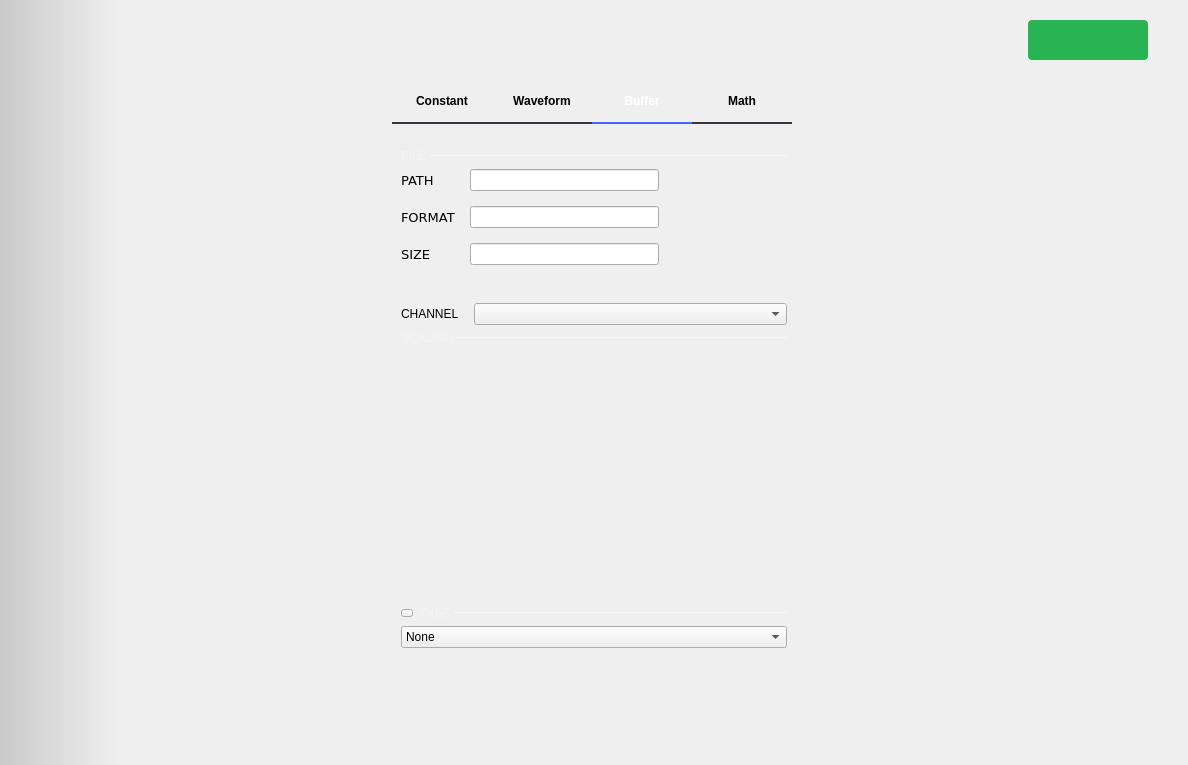
Old version of the form ui/signal_generator.ui in the repository analogdevicesinc/scopy.
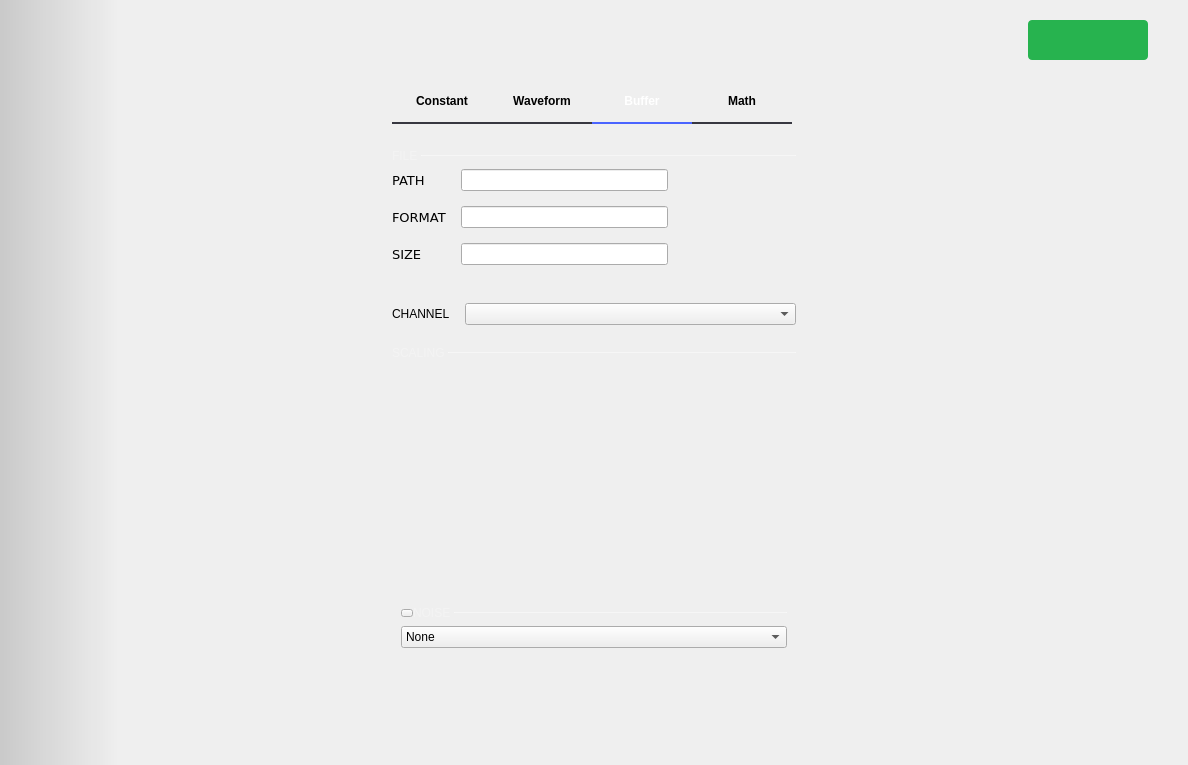
New version of the form. The open tabs and pages were chosen to show the change. Icons and pictures are not drawn. Custom widgets are drawn as their Qt base class.

Commit message: ui/signal_generator.ui: Fix spacing in the buffer tab and the math tab.

Patch:
```diff
--- a/ui/signal_generator.ui
+++ b/ui/signal_generator.ui
@@ -452,7 +452,7 @@
                  </widget>
                  <widget class="QWidget" name="tabBuffer">
                   <property name="sizePolicy">
-                   <sizepolicy hsizetype="Preferred" vsizetype="Maximum">
+                   <sizepolicy hsizetype="Maximum" vsizetype="Maximum">
                     <horstretch>0</horstretch>
                     <verstretch>0</verstretch>
                    </sizepolicy>
@@ -461,9 +461,15 @@
                    <string>Buffer</string>
                   </attribute>
                   <layout class="QVBoxLayout" name="verticalLayout">
+                   <property name="leftMargin">
+                    <number>0</number>
+                   </property>
                    <property name="topMargin">
                     <number>25</number>
                    </property>
+                   <property name="rightMargin">
+                    <number>0</number>
+                   </property>
                    <item>
                     <layout class="QHBoxLayout" name="horizontalLayout_10">
                      <property name="spacing">
@@ -520,8 +526,14 @@
                      <property name="topMargin">
                       <number>0</number>
                      </property>
+                     <property name="rightMargin">
+                      <number>0</number>
+                     </property>
                      <item>
                       <layout class="QFormLayout" name="formLayout">
+                       <property name="fieldGrowthPolicy">
+                        <enum>QFormLayout::AllNonFixedFieldsGrow</enum>
+                       </property>
                        <property name="horizontalSpacing">
                         <number>15</number>
                        </property>
@@ -536,6 +548,12 @@
                        </property>
                        <item row="0" column="0">
                         <widget class="QLabel" name="label_5">
+                         <property name="sizePolicy">
+                          <sizepolicy hsizetype="Preferred" vsizetype="Preferred">
+                           <horstretch>0</horstretch>
+                           <verstretch>0</verstretch>
+                          </sizepolicy>
+                         </property>
                          <property name="font">
                           <font>
                            <family>DejaVu Sans</family>
@@ -548,7 +566,14 @@
                         </widget>
                        </item>
                        <item row="0" column="1">
-                        <widget class="QLineEdit" name="label_path"/>
+                        <widget class="QLineEdit" name="label_path">
+                         <property name="sizePolicy">
+                          <sizepolicy hsizetype="Minimum" vsizetype="Fixed">
+                           <horstretch>0</horstretch>
+                           <verstretch>0</verstretch>
+                          </sizepolicy>
+                         </property>
+                        </widget>
                        </item>
                        <item row="1" column="0">
                         <widget class="QLabel" name="label_9">
@@ -564,7 +589,14 @@
                         </widget>
                        </item>
                        <item row="1" column="1">
-                        <widget class="QLineEdit" name="label_format"/>
+                        <widget class="QLineEdit" name="label_format">
+                         <property name="sizePolicy">
+                          <sizepolicy hsizetype="Minimum" vsizetype="Fixed">
+                           <horstretch>0</horstretch>
+                           <verstretch>0</verstretch>
+                          </sizepolicy>
+                         </property>
+                        </widget>
                        </item>
                        <item row="2" column="0">
                         <widget class="QLabel" name="label_7">
@@ -580,14 +612,21 @@
                         </widget>
                        </item>
                        <item row="2" column="1">
-                        <widget class="QLineEdit" name="label_size"/>
+                        <widget class="QLineEdit" name="label_size">
+                         <property name="sizePolicy">
+                          <sizepolicy hsizetype="Minimum" vsizetype="Fixed">
+                           <horstretch>0</horstretch>
+                           <verstretch>0</verstretch>
+                          </sizepolicy>
+                         </property>
+                        </widget>
                        </item>
                       </layout>
                      </item>
                      <item>
                       <widget class="QPushButton" name="load_file">
                        <property name="sizePolicy">
-                        <sizepolicy hsizetype="Minimum" vsizetype="Fixed">
+                        <sizepolicy hsizetype="Fixed" vsizetype="Fixed">
                          <horstretch>0</horstretch>
                          <verstretch>0</verstretch>
                         </sizepolicy>
@@ -598,6 +637,12 @@
                          <height>64</height>
                         </size>
                        </property>
+                       <property name="maximumSize">
+                        <size>
+                         <width>128</width>
+                         <height>16777215</height>
+                        </size>
+                       </property>
                        <property name="styleSheet">
                         <string notr="true">QPushButton {
 height: 128px;
@@ -638,6 +683,12 @@
                      </item>
                      <item>
                       <widget class="QComboBox" name="fileChannel">
+                       <property name="sizePolicy">
+                        <sizepolicy hsizetype="Minimum" vsizetype="Fixed">
+                         <horstretch>0</horstretch>
+                         <verstretch>0</verstretch>
+                        </sizepolicy>
+                       </property>
                        <property name="currentText">
                         <string/>
                        </property>
@@ -650,6 +701,9 @@
                      <property name="spacing">
                       <number>0</number>
                      </property>
+                     <property name="topMargin">
+                      <number>15</number>
+                     </property>
                      <item>
                       <widget class="QLabel" name="label_4">
                        <property name="sizePolicy">
@@ -706,7 +760,7 @@
                    <item>
                     <widget class="QWidget" name="widget" native="true">
                      <property name="sizePolicy">
-                      <sizepolicy hsizetype="Preferred" vsizetype="Preferred">
+                      <sizepolicy hsizetype="Minimum" vsizetype="Preferred">
                        <horstretch>0</horstretch>
                        <verstretch>0</verstretch>
                       </sizepolicy>
```
Left out of the diff: 8 changed lines with no effect on the pictures.
